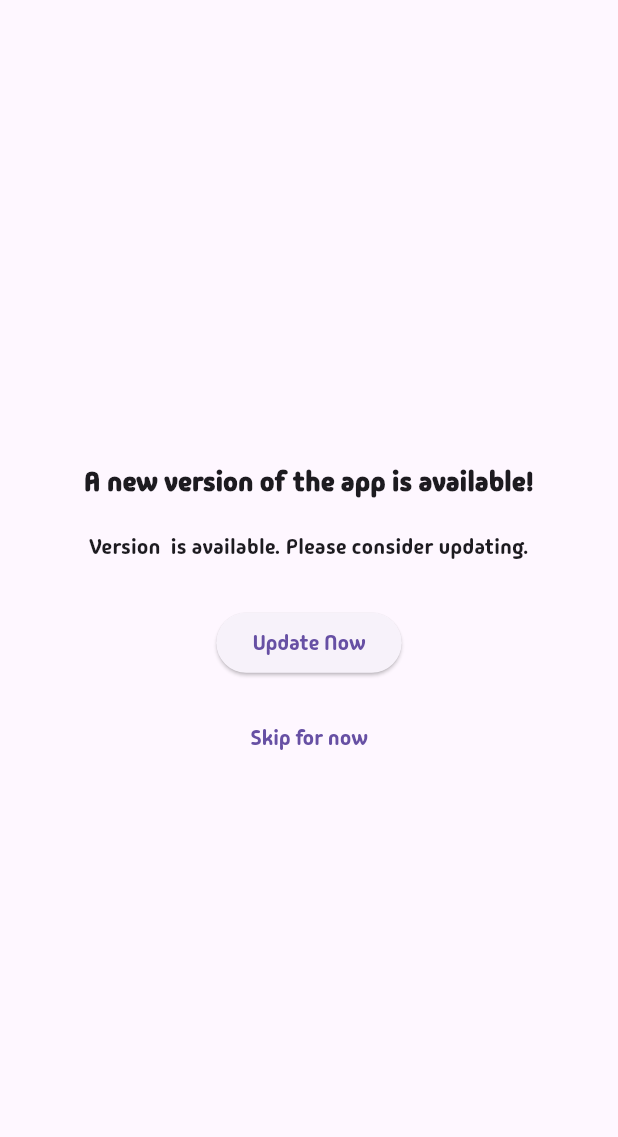
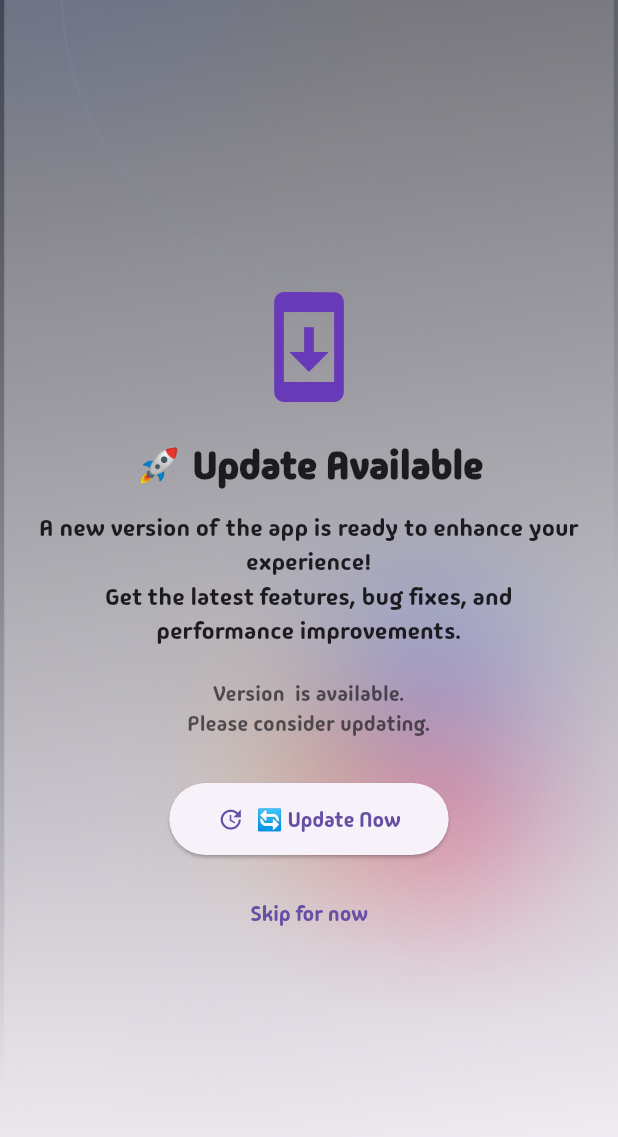
Before and after one commit to ShaheenDevs/edge_market_flutter, a Flutter app: the UpdateAppView screen opened directly with empty values, on a phone screen of 412 x 824 dp. Shown: the top 1137 px of the screen. Run offline on Flutter 3.47's test engine with Material 3 defaults, Android fonts, the phone set to English and light mode, and no system bars; our stand-ins replace cached_network_image, fluttertoast, image_picker, motion_tab_bar_v2, shared_preferences, stacked and 2 more; accounts and stored records are empty; network calls fail.

Commit message:
update uI

```diff
--- a/lib/ui/common/endpoints.dart
+++ b/lib/ui/common/endpoints.dart
@@ -1,6 +1,7 @@
 // endpoints.dart
 class Endpoints {
-  static const String baseUrl = 'http://10.0.2.2:3007';
+  // static const String baseUrl = 'http://10.0.2.2:3007';
+  static const String baseUrl = 'https://edgemarket.freelince.com';
 
   static const String signUp = '/auth/signup';
   static const String signIn = '/auth/signin';
--- a/lib/ui/views/Auth/update_app/update_app_view.dart
+++ b/lib/ui/views/Auth/update_app/update_app_view.dart
@@ -1,8 +1,8 @@
 import 'package:edge_market/models/app_version.dart';
+import 'package:edge_market/ui/widgets/common/background/background.dart';
 import 'package:flutter/material.dart';
 import 'package:stacked/stacked.dart';
 import 'package:url_launcher/url_launcher.dart';
-
 import 'update_app_viewmodel.dart';
 
 class UpdateAppView extends StackedView<UpdateAppViewModel> {
@@ -21,31 +21,62 @@ class UpdateAppView extends StackedView<UpdateAppViewModel> {
     UpdateAppViewModel viewModel,
     Widget? child,
   ) {
+    final colorScheme = Theme.of(context).colorScheme;
+
     return Scaffold(
-      backgroundColor: Theme.of(context).colorScheme.background,
-      body: Padding(
+      backgroundColor: colorScheme.background,
+      body: Background(
+        child: Padding(
           padding: const EdgeInsets.symmetric(horizontal: 25.0),
           child: Center(
             child: Column(
               mainAxisSize: MainAxisSize.min,
               children: [
+                // 🚀 Icon
+                const Icon(Icons.system_update,
+                    size: 80, color: Colors.deepPurple),
+
+                const SizedBox(height: 20),
+
+                // Title
                 const Text(
-                "A new version of the app is available!",
-                style: TextStyle(fontSize: 18, fontWeight: FontWeight.bold),
+                  "🚀 Update Available",
+                  style: TextStyle(
+                    fontSize: 26,
+                    fontWeight: FontWeight.bold,
+                  ),
                   textAlign: TextAlign.center,
                 ),
-              const SizedBox(height: 20),
-              Text(
-                "Version ${appVersion.version} is available. "
-                "${showUpdateForceButton ? 'You must update to continue.' : 'Please consider updating.'}",
+
+                const SizedBox(height: 12),
+
+                // Subtitle
+                const Text(
+                  "A new version of the app is ready to enhance your experience!\nGet the latest features, bug fixes, and performance improvements.",
+                  style: TextStyle(fontSize: 16),
                   textAlign: TextAlign.center,
                 ),
+
+                const SizedBox(height: 20),
+
+                // Version Info
+                Text(
+                  "Version ${appVersion.version} is available.\n${showUpdateForceButton ? 'You must update to continue.' : 'Please consider updating.'}",
+                  style: TextStyle(
+                      fontSize: 14,
+                      color: colorScheme.onBackground.withOpacity(0.7)),
+                  textAlign: TextAlign.center,
+                ),
+
                 const SizedBox(height: 30),
-              ElevatedButton(
+
+                // Update Button
+                ElevatedButton.icon(
                   onPressed: () async {
                     final url = Uri.parse(appVersion.url);
                     if (await canLaunchUrl(url)) {
-                    await launchUrl(url, mode: LaunchMode.externalApplication);
+                      await launchUrl(url,
+                          mode: LaunchMode.externalApplication);
                     } else {
                       ScaffoldMessenger.of(context).showSnackBar(
                         const SnackBar(
@@ -53,8 +84,14 @@ class UpdateAppView extends StackedView<UpdateAppViewModel> {
                       );
                     }
                   },
-                child: const Text("Update Now"),
+                  icon: const Icon(Icons.update),
+                  label: const Text("🔄 Update Now"),
+                  style: ElevatedButton.styleFrom(
+                    padding: const EdgeInsets.symmetric(
+                        horizontal: 32, vertical: 14),
                   ),
+                ),
+
                 if (!showUpdateForceButton) ...[
                   const SizedBox(height: 15),
                   TextButton(
@@ -66,6 +103,7 @@ class UpdateAppView extends StackedView<UpdateAppViewModel> {
             ),
           ),
         ),
+      ),
     );
   }
 
```
Also changed, not shown: lib/ui/views/kyc/kyc_pending/kyc_pending_view.dart (+49 -8 lines), lib/ui/views/kyc/kyc_rejected/kyc_rejected_view.dart (+57 -8 lines), lib/ui/views/kyc/kyc_rejected/kyc_rejected_viewmodel.dart (+9 -1 lines). Lines whose indentation alone changed are shown as unchanged.
